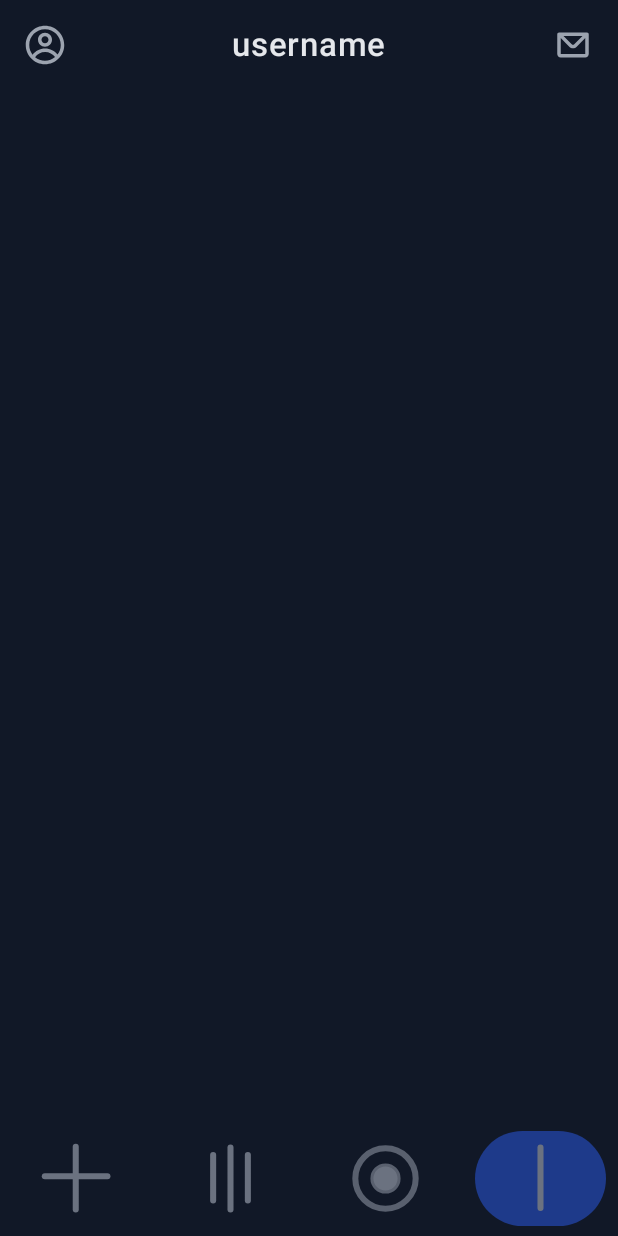
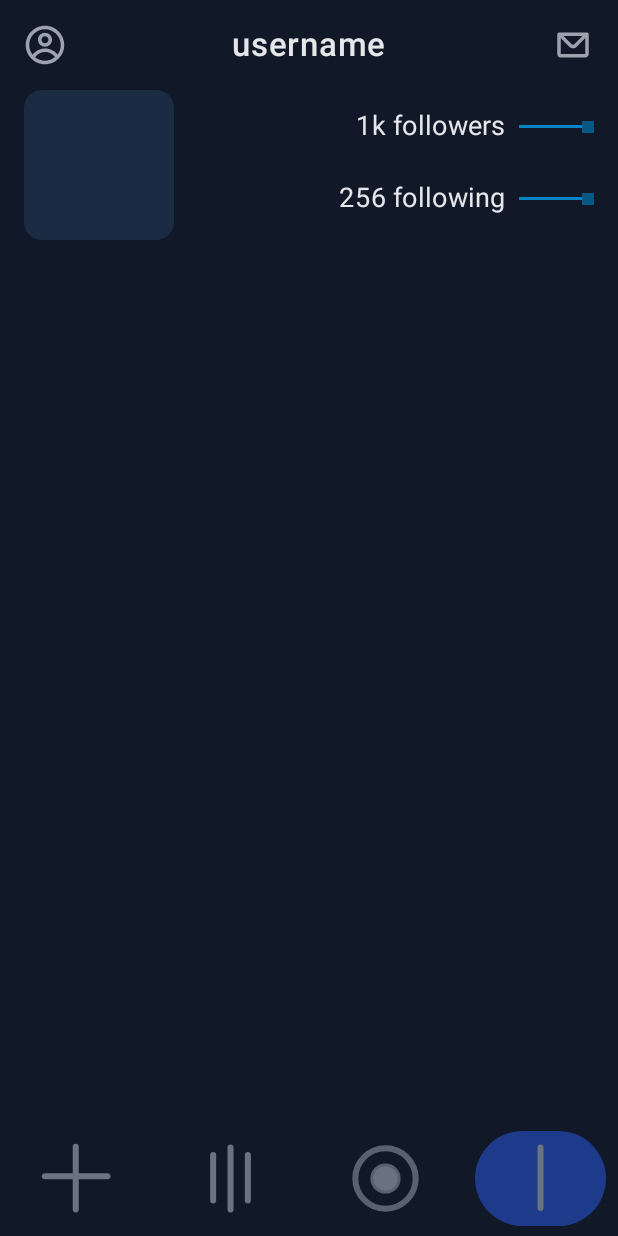
Before and after one commit to thodea/thodea-android, an Android app built with Jetpack Compose: the screen it shows after launch (MainActivity), on a phone screen of 412 x 824 dp. Run offline under Robolectric (Android 15) with nearby library versions, the phone set to English and light mode, and no system bars; our stand-ins replace navigation-ui.

Commit message:
[PROFILE] Added 2nd row for user profile + Profile image placeholder + Followers / following UI

```diff
--- a/app/src/main/java/com/example/thodea/ui/composables/tabs/Profile.kt
+++ b/app/src/main/java/com/example/thodea/ui/composables/tabs/Profile.kt
@@ -1,23 +1,34 @@
 package com.example.thodea.ui.composables.tabs
 
+import androidx.compose.foundation.background
 import androidx.compose.foundation.clickable
 import androidx.compose.foundation.layout.Arrangement
 import androidx.compose.foundation.layout.Box
 import androidx.compose.foundation.layout.Column
 import androidx.compose.foundation.layout.Row
 import androidx.compose.foundation.layout.Spacer
+import androidx.compose.foundation.layout.aspectRatio
 import androidx.compose.foundation.layout.fillMaxSize
 import androidx.compose.foundation.layout.fillMaxWidth
 import androidx.compose.foundation.layout.height
 import androidx.compose.foundation.layout.padding
 import androidx.compose.foundation.layout.size
+import androidx.compose.foundation.layout.width
+import androidx.compose.foundation.layout.widthIn
+import androidx.compose.foundation.shape.RoundedCornerShape
+import androidx.compose.material3.HorizontalDivider
 import androidx.compose.material3.Icon
+import androidx.compose.material3.MaterialTheme
 import androidx.compose.material3.Scaffold
 import androidx.compose.material3.Text
 import androidx.compose.runtime.Composable
+import androidx.compose.runtime.remember
 import androidx.compose.ui.Alignment
 import androidx.compose.ui.Modifier
+import androidx.compose.ui.draw.clip
 import androidx.compose.ui.graphics.Color
+import androidx.compose.ui.graphics.RectangleShape
+import androidx.compose.ui.platform.LocalConfiguration
 import androidx.compose.ui.res.painterResource
 import androidx.compose.ui.text.font.FontWeight
 import androidx.compose.ui.tooling.preview.Preview
@@ -35,6 +46,9 @@ fun ProfileScreenPreview() {
     ProfileScreen()
 }
 
+val profileInfo = ProfileInfo(followers = 1200, following = 256)
+
+
 @Composable
 fun ProfileScreen() {
     Scaffold(
@@ -46,7 +60,15 @@ fun ProfileScreen() {
                 .padding(paddingValues)
         ) {
             FirstRowLayout(
-            )
+                profileInfo = profileInfo,
+                onFollowersClick = {
+                    // Handle followers click
+                    println("Followers clicked: ${profileInfo.followers}")
+                },
+                onFollowingClick = {
+                    // Handle following click
+                    println("Following clicked: ${profileInfo.following}")
+                })
         }
     }
 }
@@ -55,6 +77,9 @@ fun ProfileScreen() {
 
 @Composable
 fun FirstRowLayout(
+    profileInfo: ProfileInfo?,
+    onFollowersClick: () -> Unit,
+    onFollowingClick: () -> Unit
 ) {
     Column(
         modifier = Modifier
@@ -114,9 +139,155 @@ fun FirstRowLayout(
             }
         }
 
-        Spacer(modifier = Modifier.height(8.dp))
+        Row(
+            modifier = Modifier
+                .padding(top = 16.dp)
+                .fillMaxWidth()
+                .height(100.dp)
+        ) {
+            Column(
+                modifier = Modifier
+                    .weight(0.6f) // Left column takes 50% width
+            ) {
+                Row {
+                    Box(
+                        modifier = Modifier
+                            .width(100.dp) // Take remaining space in the Column
+                            .aspectRatio(1f) // Make it square
+                            .clip(RoundedCornerShape(12.dp)) // Rounded corners
+                            .background(Color(0x2260A5FA)) // Tailwind sky-400 style blue
+                    )
+                }
+            }
+
+            Column(
+                modifier = Modifier
+                    .weight(1f) // Right column takes 50% width
+            ) {
+                ProfileStatRow(
+                    count = profileInfo?.followers,
+                    label = if ((profileInfo?.followers ?: 0) == 1) "follower" else "followers",
+                    enabled = (profileInfo?.followers ?: -1) > 0,
+                    onClick = onFollowersClick
+                )
+
+                ProfileStatRow(
+                    count = profileInfo?.following,
+                    label = "following",
+                    enabled = (profileInfo?.following ?: -1) > 0,
+                    onClick = onFollowingClick
+                )
+
+                Spacer(modifier = Modifier.height(8.dp))
+            }
+        }
     }
 }
 
 
-// Row 2: Input Text Field
+
+@Composable
+fun ProfileStatRow(
+    count: Int?,
+    label: String,
+    enabled: Boolean,
+    onClick: () -> Unit
+) {
+    val configuration = LocalConfiguration.current
+    val screenWidth = configuration.screenWidthDp.dp
+
+    // Calculate width based on screen size (25.dp min, 100.dp max)
+    val dividerWidth = remember(screenWidth) {
+        // You can adjust these ratios as needed
+        if (screenWidth < 360.dp) { // Small screen
+            25.dp
+        } else if (screenWidth < 480.dp) { // Medium screen
+            50.dp
+        } else { // Large screen
+            100.dp
+        }
+    }
+
+    val interactionModifier = if (enabled) {
+        Modifier.clickable { onClick() }
+    } else {
+        Modifier
+    }
+
+    Row(
+        modifier = interactionModifier
+            .fillMaxWidth()
+            .height(48.dp),
+        verticalAlignment = Alignment.CenterVertically,
+    ) {
+        // Text content
+        Row(
+            verticalAlignment = Alignment.CenterVertically,
+            modifier = Modifier.weight(1f).padding(end = 8.dp),
+            horizontalArrangement = Arrangement.End
+        ) {
+            Text(
+                fontSize = 18.sp,
+                text = count?.let { formatNumber(it) } ?: "",
+                style = MaterialTheme.typography.bodyLarge,
+                color = Color(229, 231, 235)
+            )
+            Spacer(modifier = Modifier.width(4.dp))
+            Text(
+                fontSize = 18.sp,
+                text = label,
+                style = MaterialTheme.typography.bodyMedium,
+                color = Color(229, 231, 235)
+            )
+        }
+
+        // Divider with dot
+        Box(
+            modifier = Modifier
+                .height(48.dp) // Match row height
+                .widthIn(min = 25.dp, max = 100.dp) // Responsive width range
+                .width(dividerWidth) // Use calculated width
+        ) {
+            HorizontalDivider(
+                thickness = 2.dp,
+                modifier = Modifier
+                    .fillMaxWidth()
+                    .height(1.dp)
+                    .align(Alignment.Center),
+                color = Color(2,132, 199)
+            )
+
+            DotIndicator(
+                modifier = Modifier.align(Alignment.CenterEnd)
+            )
+        }
+    }
+}
+
+@Composable
+fun DotIndicator(modifier: Modifier = Modifier) {
+    Box(
+        modifier = modifier
+            .padding(top = 1.dp)
+            .size(8.dp)
+            .background(
+                color = Color(7, 89, 133),
+                shape = RectangleShape
+            )
+    )
+}
+// Sample number formatter (can be replaced with real logic)
+fun formatNumber(num: Int): String {
+    return when {
+        num >= 1_000_000_000 -> "${(num / 1_000_000_000).toFloat().let { if (it % 1 == 0f) it.toInt() else it }}b"
+        num >= 1_000_000 -> "${(num / 1_000_000).toFloat().let { if (it % 1 == 0f) it.toInt() else it }}m"
+        num >= 1_000 -> "${(num / 1_000).toFloat().let { if (it % 1 == 0f) it.toInt() else it }}k"
+        else -> num.toString()
+    }
+}
+
+// Data class for profile info
+data class ProfileInfo(
+    val followers: Int,
+    val following: Int
+)
```
